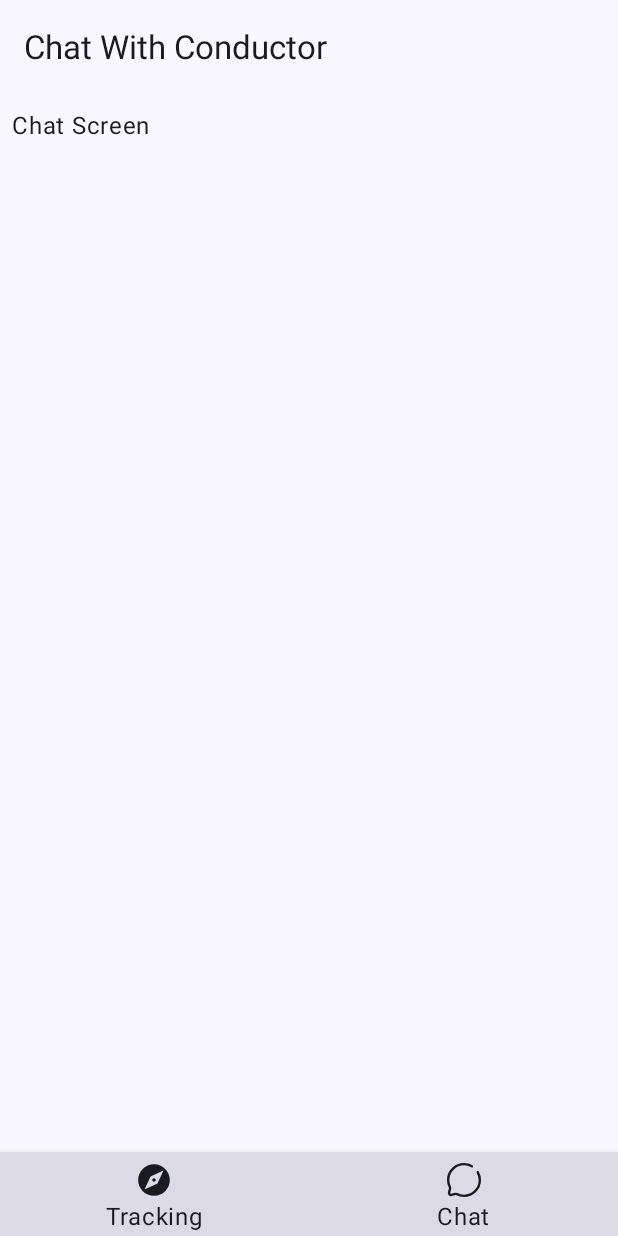
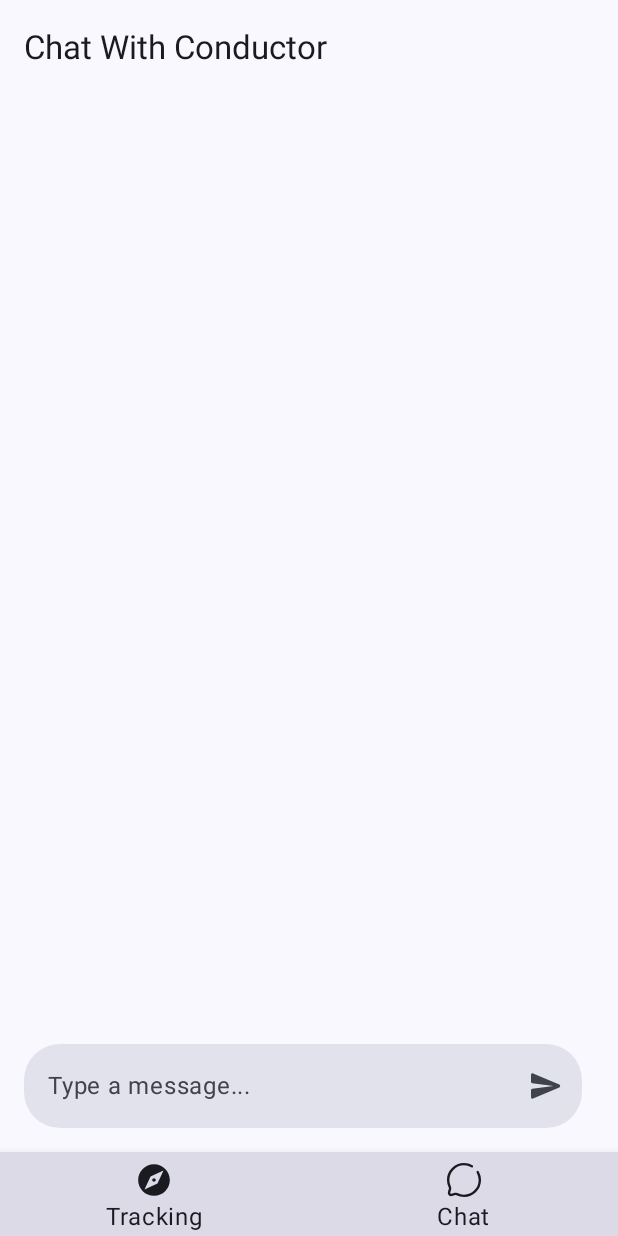
Before and after one commit to pranavkdileep/BusTracker, an Android app built with Jetpack Compose: the ChatScren screen opened through its navigation route, on a phone screen of 412 x 824 dp. Run offline under Robolectric (Android 15) with nearby library versions, the phone set to English and light mode, and no system bars.

```diff
--- /dev/null
+++ b/app/src/main/java/com/pranavkd/bustracker/ChatLogic/ChatViewModel.kt
@@ -0,0 +1,18 @@
+package com.pranavkd.bustracker.ChatLogic
+
+import androidx.compose.runtime.mutableStateListOf
+import androidx.lifecycle.ViewModel
+
+class ChatViewModel : ViewModel() {
+    private val _messageList = mutableStateListOf<Message>()
+    val messageList: List<Message> get() = _messageList
+
+    fun sendMessage(text: String) {
+        _messageList.add(Message(text, "send", "12:00"))
+        _messageList.add(Message("Hello! How can I help you?", "receive", "12:01"))
+    }
+
+    fun receiveMessage() {
+        // Stub for receiving messages
+    }
+}
--- a/app/src/main/java/com/pranavkd/bustracker/ChatScren.kt
+++ b/app/src/main/java/com/pranavkd/bustracker/ChatScren.kt
@@ -1,29 +1,144 @@
 package com.pranavkd.bustracker
 
-import androidx.compose.foundation.layout.fillMaxSize
-import androidx.compose.foundation.layout.padding
-import androidx.compose.material3.ExperimentalMaterial3Api
-import androidx.compose.material3.Scaffold
-import androidx.compose.material3.Text
-import androidx.compose.material3.TopAppBar
-import androidx.compose.runtime.Composable
+import androidx.compose.foundation.layout.*
+import androidx.compose.foundation.lazy.LazyColumn
+import androidx.compose.foundation.lazy.items
+import androidx.compose.foundation.shape.RoundedCornerShape
+import androidx.compose.material.icons.Icons
+import androidx.compose.material.icons.rounded.Send
+import androidx.compose.material3.*
+import androidx.compose.runtime.*
+import androidx.compose.ui.Alignment
 import androidx.compose.ui.Modifier
+import androidx.compose.ui.graphics.Color
 import androidx.compose.ui.unit.dp
+import androidx.lifecycle.viewmodel.compose.viewModel
+import com.pranavkd.bustracker.ChatLogic.ChatViewModel
+import com.pranavkd.bustracker.ChatLogic.Message
 
 @OptIn(ExperimentalMaterial3Api::class)
 @Composable
-fun ChatScren(){
+fun ChatScren(viewModel: ChatViewModel = viewModel()) {
     Scaffold(
-        modifier = Modifier.fillMaxSize(),
         topBar = {
-            TopAppBar(title = { Text(text = "Chat With Conductor ") })
+            TopAppBar(title = { Text(text = "Chat With Conductor") })
         }
-    ){ paddingValues ->
-        Text(
-            text = "Chat Screen",
-            modifier = Modifier.fillMaxSize()
-                .padding(paddingValues)
-                .padding(8.dp)
+    ) { paddingValues ->
+        Column(modifier = Modifier.padding(paddingValues)) {
+            LazyColumn(
+                modifier = Modifier
+                    .weight(1f)
+                    .fillMaxWidth(),
+                //reverseLayout = true
+            ) {
+                items(viewModel.messageList) { message ->
+                    ChatMessageItem(message)
+                    Spacer(modifier = Modifier.height(8.dp))
+                }
+            }
+            BottomSendView(
+                onSendMessage = { message ->
+                    viewModel.sendMessage(message)
+                }
+            )
+        }
+    }
+}
+
+@Composable
+fun ChatMessageItem(message: Message) {
+    Column(
+        modifier = Modifier.fillMaxWidth(),
+        horizontalAlignment = if (message.direction == "send")
+            Alignment.End else Alignment.Start
+    ) {
+        if (message.direction != "send") {
+            Text(
+                text = "Conductor",
+                style = MaterialTheme.typography.labelSmall,
+                color = MaterialTheme.colorScheme.primary,
+                modifier = Modifier.padding(start = 16.dp, bottom = 4.dp)
+            )
+        }
+
+        Surface(
+            shape = RoundedCornerShape(
+                topStart = 16.dp,
+                topEnd = 16.dp,
+                bottomStart = if (message.direction == "send") 16.dp else 0.dp,
+                bottomEnd = if (message.direction == "send") 0.dp else 16.dp
+            ),
+            color = if (message.direction == "send")
+                MaterialTheme.colorScheme.primary
+            else MaterialTheme.colorScheme.surfaceVariant,
+            modifier = Modifier.widthIn(max = 280.dp)
+        ) {
+            Column(
+                modifier = Modifier.padding(12.dp)
+            ) {
+                Text(
+                    text = message.messageText,
+                    color = if (message.direction == "send")
+                        MaterialTheme.colorScheme.onPrimary
+                    else MaterialTheme.colorScheme.onSurfaceVariant
+                )
+                Text(
+                    text = message.time,
+                    style = MaterialTheme.typography.labelSmall,
+                    color = if (message.direction == "send")
+                        MaterialTheme.colorScheme.onPrimary.copy(alpha = 0.7f)
+                    else MaterialTheme.colorScheme.onSurfaceVariant.copy(alpha = 0.7f),
+                    modifier = Modifier.align(Alignment.End)
+                )
+            }
+        }
+    }
+}
+
+@Composable
+fun BottomSendView(modifier: Modifier = Modifier, onSendMessage: (String) -> Unit) {
+    var message by remember { mutableStateOf("") }
+
+    Row(
+        modifier = modifier
+            .fillMaxWidth()
+            .padding(16.dp),
+        horizontalArrangement = Arrangement.SpaceBetween,
+        verticalAlignment = Alignment.CenterVertically
+    ) {
+        TextField(
+            value = message,
+            onValueChange = { message = it },
+            modifier = Modifier
+                .weight(1f)
+                .padding(end = 8.dp),
+            placeholder = { Text("Type a message...") },
+            colors = TextFieldDefaults.colors(
+                unfocusedContainerColor = MaterialTheme.colorScheme.surfaceVariant,
+                focusedContainerColor = MaterialTheme.colorScheme.surfaceVariant,
+                unfocusedIndicatorColor = Color.Transparent,
+                focusedIndicatorColor = Color.Transparent
+            ),
+            shape = RoundedCornerShape(24.dp),
+            trailingIcon = {
+                IconButton(
+                    onClick = {
+                        if (message.isNotBlank()) {
+                            onSendMessage(message)
+                            message = ""
+                        }
+                    }
+                ) {
+                    Icon(
+                        imageVector = Icons.Rounded.Send,
+                        contentDescription = "Send",
+                        tint = if (message.isNotBlank())
+                            MaterialTheme.colorScheme.primary
+                        else
+                            MaterialTheme.colorScheme.onSurfaceVariant
+                    )
+                }
+            }
         )
     }
 }
--- a/app/src/main/java/com/pranavkd/bustracker/MainActivity.kt
+++ b/app/src/main/java/com/pranavkd/bustracker/MainActivity.kt
@@ -1,72 +1,23 @@
 package com.pranavkd.bustracker
 
 import android.os.Bundle
-import android.util.Log
-import android.widget.Toast
 import androidx.activity.ComponentActivity
 import androidx.activity.compose.setContent
 import androidx.activity.enableEdgeToEdge
-import androidx.compose.foundation.Image
-import androidx.compose.foundation.background
-import androidx.compose.foundation.layout.Box
-import androidx.compose.foundation.layout.Row
-import androidx.compose.foundation.layout.WindowInsets
-import androidx.compose.foundation.layout.WindowInsetsSides
-import androidx.compose.foundation.layout.asPaddingValues
-import androidx.compose.foundation.layout.fillMaxSize
-import androidx.compose.foundation.layout.fillMaxWidth
-import androidx.compose.foundation.layout.height
-import androidx.compose.foundation.layout.navigationBars
-import androidx.compose.foundation.layout.only
-import androidx.compose.foundation.layout.padding
-import androidx.compose.foundation.layout.statusBars
-import androidx.compose.foundation.layout.width
-import androidx.compose.material.icons.filled.Add
-import androidx.compose.material3.Button
-import androidx.compose.material3.Card
-import androidx.compose.material3.ExperimentalMaterial3Api
-import androidx.compose.material3.ModalBottomSheet
-import androidx.compose.material3.Scaffold
-import androidx.compose.material3.Text
-import androidx.compose.material3.TextField
-import androidx.compose.material3.rememberModalBottomSheetState
-import androidx.compose.runtime.Composable
-import androidx.compose.runtime.LaunchedEffect
-import androidx.compose.runtime.getValue
-import androidx.compose.runtime.mutableStateOf
-import androidx.compose.runtime.remember
-import androidx.compose.runtime.rememberCoroutineScope
-import androidx.compose.runtime.setValue
-import androidx.compose.ui.Alignment
-import androidx.compose.ui.Modifier
-import androidx.compose.ui.graphics.Color
-import androidx.compose.ui.platform.LocalContext
-import androidx.compose.ui.res.painterResource
-import androidx.compose.ui.tooling.preview.Preview
-import androidx.compose.ui.unit.dp
 import androidx.core.splashscreen.SplashScreen.Companion.installSplashScreen
-import com.google.android.gms.maps.model.CameraPosition
-import com.google.android.gms.maps.model.LatLng
-import com.google.android.gms.maps.model.MapStyleOptions
-import com.google.maps.android.compose.CameraPositionState
-import com.google.maps.android.compose.GoogleMap
-import com.google.maps.android.compose.MapProperties
-import com.google.maps.android.compose.MarkerComposable
-import com.google.maps.android.compose.MarkerState
-import com.google.maps.android.compose.Polyline
-import com.google.maps.android.compose.rememberCameraPositionState
 import com.pranavkd.bustracker.ui.theme.BusTrackerTheme
-import kotlinx.coroutines.launch
-import android.location.Location
+import androidx.lifecycle.ViewModelProvider
+import com.pranavkd.bustracker.ChatLogic.ChatViewModel
 
 class MainActivity : ComponentActivity() {
     override fun onCreate(savedInstanceState: Bundle?) {
         installSplashScreen()
         enableEdgeToEdge()
+        val viewmodel = ViewModelProvider(this).get(ChatViewModel::class.java)
         super.onCreate(savedInstanceState)
         setContent {
             BusTrackerTheme {
-                NaveMain()
+                NaveMain(viewmodel)
             }
         }
     }
--- a/app/src/main/java/com/pranavkd/bustracker/NaveController.kt
+++ b/app/src/main/java/com/pranavkd/bustracker/NaveController.kt
@@ -13,15 +13,11 @@ import androidx.compose.foundation.layout.width
 import androidx.compose.foundation.layout.windowInsetsPadding
 import androidx.compose.material.BottomNavigation
 import androidx.compose.material.BottomNavigationItem
-import androidx.compose.material.icons.Icons
-import androidx.compose.material.icons.filled.Home
 import androidx.compose.material3.Icon
 import androidx.compose.material3.Scaffold
-import androidx.compose.material3.Surface
 import androidx.compose.material3.Text
 import androidx.compose.runtime.Composable
 import androidx.compose.ui.Modifier
-import androidx.compose.ui.graphics.vector.ImageVector
 import androidx.compose.ui.res.colorResource
 import androidx.compose.ui.res.painterResource
 import androidx.compose.ui.unit.dp
@@ -30,6 +26,7 @@ import androidx.navigation.compose.NavHost
 import androidx.navigation.compose.composable
 import androidx.navigation.compose.currentBackStackEntryAsState
 import androidx.navigation.compose.rememberNavController
+import com.pranavkd.bustracker.ChatLogic.ChatViewModel
 
 sealed class BootomNavItem(
     val route: String,
@@ -43,7 +40,7 @@ sealed class BootomNavItem(
 
 @SuppressLint("UnusedMaterial3ScaffoldPaddingParameter")
 @Composable
-fun NaveMain(){
+fun NaveMain(viewmodel: ChatViewModel) {
     val navController = rememberNavController()
     Scaffold (
         //
@@ -64,7 +61,7 @@ fun NaveMain(){
                 MainScreen(navController)
             }
             composable("ChatScren"){
-                ChatScren()
+                ChatScren(viewmodel)
             }
         }
     }
```
Also changed, not shown: app/src/main/java/com/pranavkd/bustracker/ChatLogic/Message.kt (added, +7 -0 lines).
